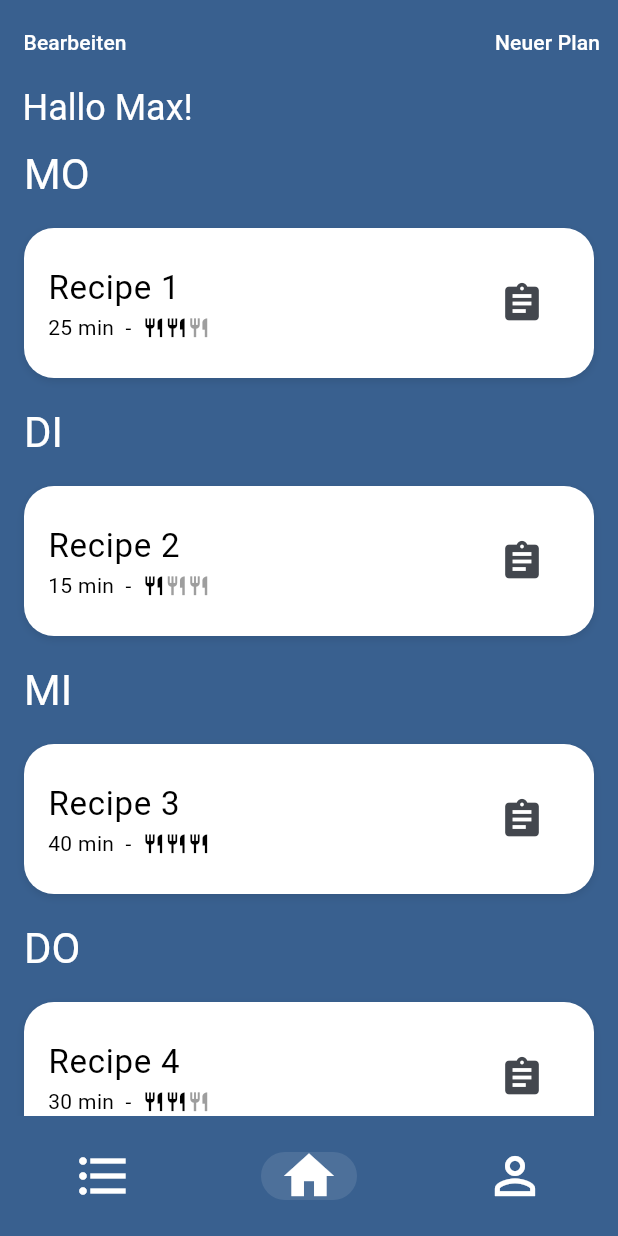
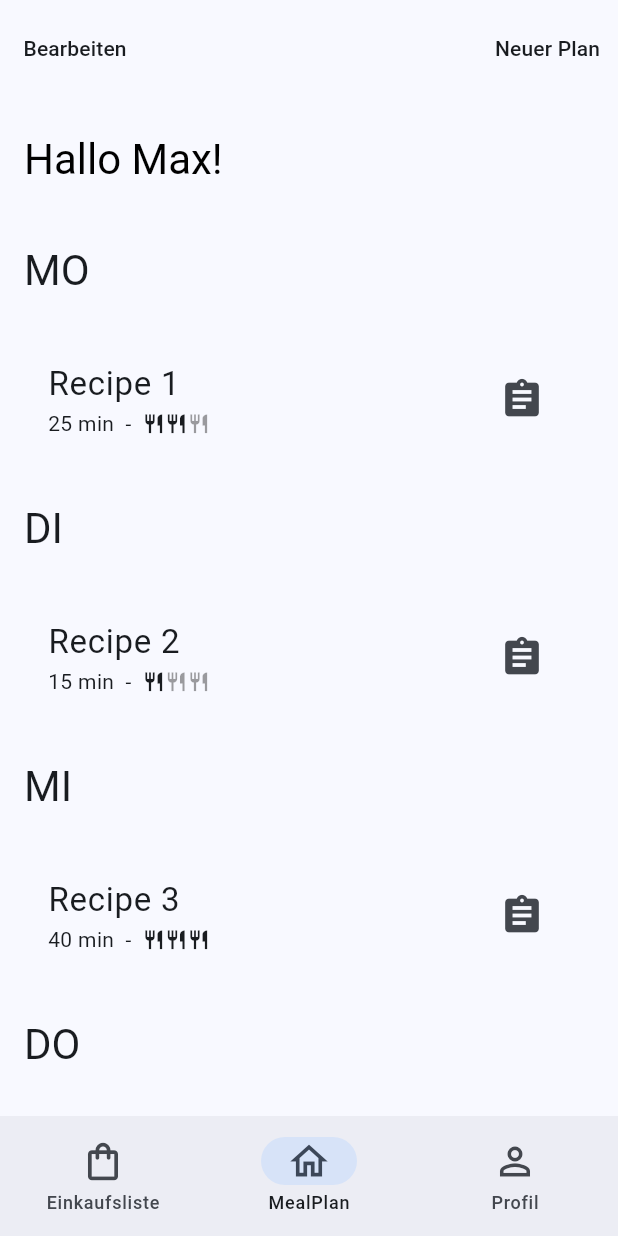
Before and after one commit to MrToWy/MealMaster, a Flutter app: the screen it shows after launch, item 2 of the bottom bar chosen, on a phone screen of 412 x 824 dp. Run offline on Flutter 3.47's test engine with Material 3 defaults, Android fonts, the phone set to English and light mode, and no system bars; our stand-ins replace flex_color_scheme, image_picker, isar; accounts and stored records are empty; generated files the repository leaves out were written again; key blocks and very long unbroken strings in the code were emptied for the run.

Commit message:
remove hardcoded style

```diff
--- a/lib/common/widgets/navigation_menu.dart
+++ b/lib/common/widgets/navigation_menu.dart
@@ -1,6 +1,6 @@
 import 'package:flutter/material.dart';
+import 'package:mealmaster/features/home/presentation/home_screen.dart';
 import 'package:mealmaster/features/home/presentation/widgets/home_appbar.dart';
-import 'package:mealmaster/features/home/presentation/home_screen.dart';
 import 'package:mealmaster/features/shopping_list/presentation/shopping_list_screen.dart';
 import 'package:mealmaster/features/shopping_list/presentation/widget/shopping_list_appbar.dart';
 import 'package:mealmaster/features/user_profile/presentation/profile_screen.dart';
@@ -33,47 +33,36 @@ class _NavigationMenuState extends State<NavigationMenu> {
       case 0:
         return ShoppingListAppBar();
       case 1:
-        return HomeAppBar();
+        return null;
       case 2:
         return ProfileAppBar();
       default:
-        return HomeAppBar();
+        return null;
     }
   }
 
   @override
   Widget build(BuildContext context) {
-    const double iconSize = 40;
+    const double iconSize = 30;
 
     return Scaffold(
       appBar: _buildAppBar(context),
       body: _pages[_selectedIndex],
       bottomNavigationBar: NavigationBar(
-        backgroundColor: Theme.of(context).colorScheme.primary,
         selectedIndex: _selectedIndex,
         onDestinationSelected: _onItemTapped,
-        labelBehavior: NavigationDestinationLabelBehavior.alwaysHide,
-        indicatorColor: Colors.white.withOpacity(0.1),
         destinations: const [
           NavigationDestination(
-            icon: Icon(Icons.format_list_bulleted,
-                color: Colors.white, size: iconSize),
-            selectedIcon: Icon(Icons.format_list_bulleted,
-                color: Colors.white, size: iconSize),
-            label: 'Shopping list',
+            icon: Icon(Icons.shopping_bag_outlined, size: iconSize),
+            label: 'Einkaufsliste',
           ),
           NavigationDestination(
-            icon:
-                Icon(Icons.home_outlined, color: Colors.white, size: iconSize),
-            selectedIcon: Icon(Icons.home, color: Colors.white, size: iconSize),
-            label: 'Home',
+            icon: Icon(Icons.home_outlined, size: iconSize),
+            label: 'MealPlan',
           ),
           NavigationDestination(
-            icon:
-                Icon(Icons.person_outline, color: Colors.white, size: iconSize),
-            selectedIcon:
-                Icon(Icons.person, color: Colors.white, size: iconSize),
-            label: 'Profile',
+            icon: Icon(Icons.person_outline, size: iconSize),
+            label: 'Profil',
           ),
         ],
       ),
--- a/lib/features/home/presentation/home_screen.dart
+++ b/lib/features/home/presentation/home_screen.dart
@@ -1,6 +1,9 @@
 import 'package:flutter/material.dart';
 import 'package:mealmaster/features/home/presentation/widgets/meal_plan_list.dart';
 import 'package:mealmaster/features/recipes/domain/recipe.dart';
+import 'package:provider/provider.dart';
+
+import 'controller/edit_mode_controller.dart';
 
 class HomeScreen extends StatefulWidget {
   const HomeScreen({super.key});
@@ -11,6 +14,8 @@ class HomeScreen extends StatefulWidget {
 
 class _HomeScreenState extends State<HomeScreen> {
   late List<Recipe> recipes;
+  String user = 'Max';
+
   @override
   void initState() {
     super.initState();
@@ -34,25 +39,40 @@ class _HomeScreenState extends State<HomeScreen> {
 
   @override
   Widget build(BuildContext context) {
-    return Column(children: [
-      Container(
-        color: Theme.of(context).colorScheme.primary,
-        child: Row(
-          mainAxisAlignment: MainAxisAlignment.start,
-          children: [
-            SizedBox(width: 15),
-            Text(
-              'Hallo Max!',
-              style: Theme.of(context).textTheme.headlineSmall?.copyWith(
-                    color: Colors.white,
-                  ),
+    return CustomScrollView(
+      slivers: [
+        SliverAppBar.large(
+          centerTitle: true,
+          title: Text('Hallo $user!'),
+          leadingWidth: 100,
+          leading: TextButton(
+            onPressed: () {
+              final currentMode = context.read<EditModeProvider>().inEditMode;
+              context.read<EditModeProvider>().setEditMode(!currentMode);
+            },
+            child: Text(
+              context.watch<EditModeProvider>().inEditMode
+                  ? 'Fertig'
+                  : 'Bearbeiten',
+              style: Theme.of(context).textTheme.labelLarge,
+            ),
+          ),
+          actions: [
+            TextButton(
+              onPressed: () {
+                Navigator.pushNamed(context, '/new-plan');
+              },
+              child: Text(
+                'Neuer Plan',
+                style: Theme.of(context).textTheme.labelLarge,
+              ),
             ),
           ],
         ),
-      ),
-      MealPlanList(
-        recipes: recipes,
-      ),
-    ]);
+        SliverToBoxAdapter(
+          child: MealPlanList(recipes: recipes),
+        ),
+      ],
+    );
   }
 }
--- a/lib/features/home/presentation/widgets/date_list_tile.dart
+++ b/lib/features/home/presentation/widgets/date_list_tile.dart
@@ -13,9 +13,7 @@ class DateListTile extends StatelessWidget {
       title: Text(
         day,
         style: Theme.of(context)
-            .textTheme
-            .headlineMedium
-            ?.copyWith(color: Colors.white),
+            .textTheme.headlineMedium,
       ),
     );
   }
--- a/lib/features/home/presentation/widgets/difficulty_indicator.dart
+++ b/lib/features/home/presentation/widgets/difficulty_indicator.dart
@@ -10,12 +10,15 @@ class DifficultyIndicator extends StatelessWidget {
 
   @override
   Widget build(BuildContext context) {
+    final theme = Theme.of(context);
     return Row(
       mainAxisSize: MainAxisSize.min,
       children: List.generate(3, (index) {
         return Icon(
           Icons.restaurant,
-          color: index < difficulty ? Colors.black : Colors.grey,
+          color: index < difficulty
+              ? theme.colorScheme.onSurface
+              : theme.disabledColor,
           size: size,
         );
       }),
--- a/lib/features/home/presentation/widgets/home_appbar.dart
+++ /dev/null
@@ -1,51 +0,0 @@
-import 'package:flutter/material.dart';
-import 'package:mealmaster/features/home/presentation/controller/edit_mode_controller.dart';
-import 'package:provider/provider.dart';
-
-class HomeAppBar extends StatefulWidget implements PreferredSizeWidget {
-  const HomeAppBar({super.key});
-
-  @override
-  State<HomeAppBar> createState() => _HomeAppBarState();
-
-  @override
-  Size get preferredSize => const Size.fromHeight(kToolbarHeight);
-}
-
-class _HomeAppBarState extends State<HomeAppBar> {
-  @override
-  Widget build(BuildContext context) {
-    return AppBar(
-      backgroundColor: Theme.of(context).colorScheme.primary,
-      centerTitle: true,
-      leadingWidth: 100,
-      leading: TextButton(
-        onPressed: () {
-          final currentMode = context.read<EditModeProvider>().inEditMode;
-          context.read<EditModeProvider>().setEditMode(!currentMode);
-        },
-        child: Text(
-          context.watch<EditModeProvider>().inEditMode
-              ? 'Fertig'
-              : 'Bearbeiten',
-          style: Theme.of(context).textTheme.labelLarge?.copyWith(
-                color: Colors.white,
-              ),
-        ),
-      ),
-      actions: [
-        TextButton(
-          onPressed: () {
-            Navigator.pushNamed(context, '/new-plan');
-          },
-          child: Text(
-            'Neuer Plan',
-            style: Theme.of(context).textTheme.labelLarge?.copyWith(
-                  color: Colors.white,
-                ),
-          ),
-        ),
-      ],
-    );
-  }
-}
--- a/lib/features/home/presentation/widgets/meal_plan_list.dart
+++ b/lib/features/home/presentation/widgets/meal_plan_list.dart
@@ -28,12 +28,11 @@ class _MealPlanListState extends State<MealPlanList> {
       combinedList.add(_days[i % _days.length]);
       combinedList.add(widget.recipes[i]);
     }
-    return Expanded(
-      child: Container(
-        color: Theme.of(context).colorScheme.primary,
-        child: ReorderableListView(
+    return ReorderableListView(
       onReorder: onReorder,
       buildDefaultDragHandles: false,
+      shrinkWrap: true,
+      physics: const NeverScrollableScrollPhysics(),
       children: combinedList.asMap().entries.map((entry) {
         int index = entry.key;
         var item = entry.value;
@@ -43,15 +42,11 @@ class _MealPlanListState extends State<MealPlanList> {
               key: ValueKey('date_$index'), day: item, index: index);
         } else if (item is Recipe) {
           return RecipeListTile(
-                  key: ValueKey('recipe_${item.id}'),
-                  recipe: item,
-                  index: index);
+              key: ValueKey('recipe_${item.id}'), recipe: item, index: index);
         } else {
           return const SizedBox.shrink();
         }
       }).toList(),
-        ),
-      ),
     );
   }
 }
--- a/lib/features/home/presentation/widgets/recipe_list_tile.dart
+++ b/lib/features/home/presentation/widgets/recipe_list_tile.dart
@@ -14,35 +14,31 @@ class RecipeListTile extends StatelessWidget {
 
   @override
   Widget build(BuildContext context) {
+    final theme = Theme.of(context);
+
     final isEditMode = context.watch<EditModeProvider>().inEditMode;
     return Container(
       height: 100,
       margin: const EdgeInsets.symmetric(vertical: 8.0, horizontal: 16.0),
       decoration: BoxDecoration(
-        color: Colors.white,
+        color: theme.cardColor,
         borderRadius: BorderRadius.circular(20.0),
-        boxShadow: [
-          BoxShadow(
-            color: Colors.black.withOpacity(0.1),
-            blurRadius: 4.0,
-            offset: const Offset(0, 2),
-          ),
-        ],
       ),
       child: Center(
         child: ListTile(
           key: ValueKey(recipe.id),
-          selectedTileColor: Colors.green,
           title: Text(
             'Recipe ${recipe.id}',
-            style: const TextStyle(
-                fontWeight: FontWeight.w400, color: Colors.black, fontSize: 22),
+            style: TextStyle(
+                fontWeight: FontWeight.w400,
+                color: theme.colorScheme.onSurface,
+                fontSize: 22),
           ),
           subtitle: Row(
             children: [
               Text(
                 '${recipe.cookingDuration} min  -  ',
-                style: const TextStyle(color: Colors.black),
+                style: TextStyle(color: theme.colorScheme.onSurface),
               ),
               DifficultyIndicator(difficulty: recipe.difficulty)
             ],
@@ -50,8 +46,8 @@ class RecipeListTile extends StatelessWidget {
           trailing: isEditMode
               ? ReorderableDragStartListener(
                   index: index,
-                  child: const Icon(Icons.drag_handle,
-                      color: Colors.black, size: 30),
+                  child: Icon(Icons.drag_handle,
+                      color: theme.colorScheme.onSurface, size: 30),
                 )
               : IconButton(
                   icon: const Icon(Icons.assignment),
--- a/lib/features/shopping_list/presentation/widget/shopping_list_appbar.dart
+++ b/lib/features/shopping_list/presentation/widget/shopping_list_appbar.dart
@@ -14,13 +14,10 @@ class _HomeAppBarState extends State<ShoppingListAppBar> {
   @override
   Widget build(BuildContext context) {
     return AppBar(
-      backgroundColor: Theme.of(context).colorScheme.primary,
       centerTitle: true,
       title: Text(
         'MealList',
-        style: Theme.of(context).textTheme.headlineSmall?.copyWith(
-              color: Colors.white,
-            ),
+        style: Theme.of(context).textTheme.headlineSmall,
       ),
     );
   }
--- a/lib/features/user_profile/presentation/widgets/profile_appbar.dart
+++ b/lib/features/user_profile/presentation/widgets/profile_appbar.dart
@@ -14,13 +14,10 @@ class _HomeAppBarState extends State<ProfileAppBar> {
   @override
   Widget build(BuildContext context) {
     return AppBar(
-      backgroundColor: Theme.of(context).colorScheme.primary,
       centerTitle: true,
       title: Text(
         'MealMe',
-        style: Theme.of(context).textTheme.headlineSmall?.copyWith(
-              color: Colors.white,
-            ),
+        style: Theme.of(context).textTheme.headlineSmall,
       ),
     );
   }
```
Lines whose indentation alone changed are shown as unchanged.
